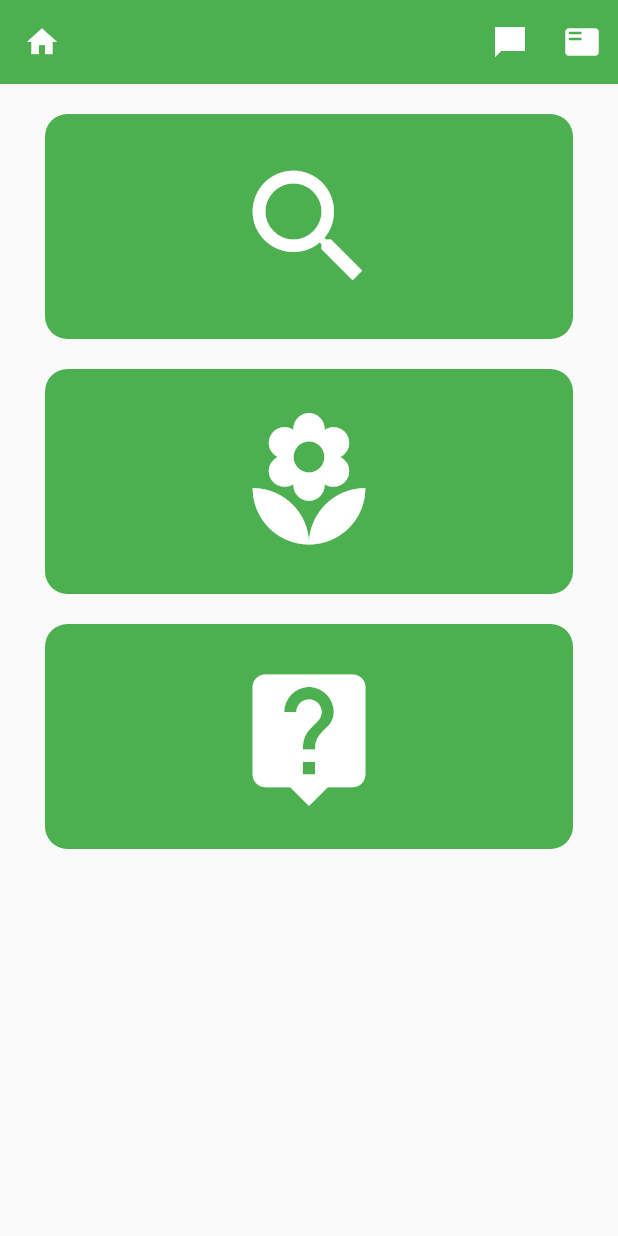
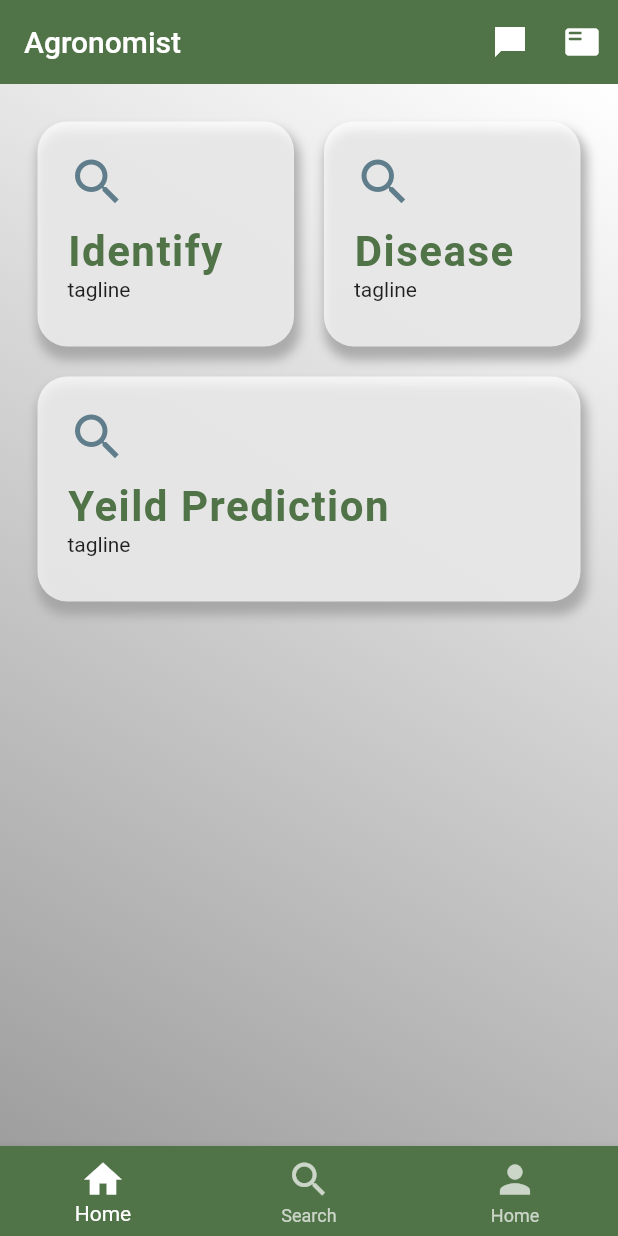
Before and after one commit to Ahsan161815/agronomist, a Flutter app: the screen it shows after launch, after a tap on "Skip", on a phone screen of 412 x 824 dp. Run offline on Flutter 3.47's test engine with Material 2 defaults, Android fonts, the phone set to English and light mode, and no system bars; our stand-ins replace hexcolor, image_cropper, image_picker, introduction_screen; missing offline and left inert: translator.

Commit message:
some UI changes

```diff
--- /dev/null
+++ b/lib/components/AppText.dart
@@ -0,0 +1,32 @@
+import 'package:flutter/cupertino.dart';
+import 'package:flutter/material.dart';
+import 'package:hexcolor/hexcolor.dart';
+
+final HexColor color = HexColor('#517348');
+
+class AppText extends StatelessWidget {
+
+  final text;
+  final fontSize = 28.0;
+  final lspacing = 1.0;
+
+  const AppText({
+    Key? key,
+    required this.text,
+  }) : super(key: key);
+
+
+  @override
+  Widget build(BuildContext context) {
+    return Text(
+      text,
+      style: TextStyle(
+        fontSize: fontSize,
+        fontFamily: 'robotobold',
+        fontWeight: FontWeight.normal,
+        color: color,
+        letterSpacing: lspacing,
+      ),
+    );
+  }
+}
--- a/lib/main.dart
+++ b/lib/main.dart
@@ -9,17 +9,25 @@ import 'package:flutter/material.dart';
 import 'package:flutter/services.dart';
 import 'pages/response/Response.dart';
 import 'pages/responseloading/LoadingScreen.dart';
+import 'package:hexcolor/hexcolor.dart';
+
+final HexColor pcolor = HexColor('#517348');
 
 void main() {
-  SystemChrome.setSystemUIOverlayStyle(const SystemUiOverlayStyle(
-    systemNavigationBarColor: Colors.green, // navigation bar color
-    statusBarColor: Colors.green, // status bar color
+  SystemChrome.setSystemUIOverlayStyle(SystemUiOverlayStyle(
+    systemNavigationBarColor: pcolor, // navigation bar color
+    statusBarColor: pcolor, // status bar color
+    statusBarIconBrightness: Brightness.light,
+
   ));
   runApp(MaterialApp(
     debugShowCheckedModeBanner: false,
     title: 'Agronomist',
     theme: ThemeData(
-      primarySwatch: Colors.green,
+      colorScheme: ColorScheme.fromSwatch().copyWith(
+        primary: pcolor,
+      ),
+
     ),
     routes: {
       '/':(context) => const Introduction(),
--- a/lib/pages/home/Home.dart
+++ b/lib/pages/home/Home.dart
@@ -1,20 +1,41 @@
+import 'package:agronomist/main.dart';
 import 'package:flutter/material.dart';
+import 'package:flutter/rendering.dart';
+import 'package:hexcolor/hexcolor.dart';
 import 'components/AppContainer.dart';
+import 'package:agronomist/components/AppText.dart';
 
 
-class Home extends StatelessWidget {
+class Home extends StatefulWidget {
 
+  const Home({Key? key}) : super(key: key);
+
+  @override
+  State<Home> createState() => _HomeState();
+}
+
+class _HomeState extends State<Home> {
   void function1 (){
     print('My function');
   }
 
-  const Home({Key? key}) : super(key: key);
+  int _selectedIndex = 0;
+
+  void _onItemTapped(int index) {
+    setState(() {
+      _selectedIndex = index;
+    });
+  }
+
   @override
   Widget build(BuildContext context) {
     return Scaffold(
       appBar: AppBar(
-        leading: const Icon(
-            Icons.home
+        // leading: const Icon(
+        //     Icons.home,
+        // ),
+        elevation: 0,
+        title: Text('Agronomist',
         ),
         actions: [
           IconButton(
@@ -34,41 +55,94 @@ class Home extends StatelessWidget {
         ],
         shadowColor: Colors.transparent,
       ),
-      body: Column(
-        crossAxisAlignment: CrossAxisAlignment.stretch,
+      body: Container(
+        decoration: const BoxDecoration(
+            gradient: LinearGradient(
+              begin: Alignment.topRight,
+              end: Alignment.bottomLeft,
+              colors: [
+                Colors.white,
+                Colors.grey,
+              ],
+            )
+        ),
+        child: Padding(
+          padding: EdgeInsets.all(15.0),
+          child: Column(
+            // crossAxisAlignment: CrossAxisAlignment.center,
             children: [
-          AppContainer(
-            child: const Icon(
-              Icons.search,
-              color: Colors.white,
-              size: 100,
-            ),
+              Row(
+                mainAxisAlignment: MainAxisAlignment.spaceEvenly,
+                children: [
+                  Expanded(
+                    flex: 1,
+                    child: AppContainer(
+                      title: 'Identify',
+                      tag: 'tagline',
+                      icon: Icons.search,
                       function: () => {
                         Navigator.pushNamed(context, '/recognition')
                       },
                     ),
-          AppContainer(
-            child: const Icon(
-              Icons.local_florist,
-              color: Colors.white,
-              size: 100,
                   ),
+                  Expanded(
+                    flex: 1,
+                    child: AppContainer(
+                      title: 'Disease',
+                      tag: 'tagline',
+                      icon: Icons.search,
                       function: () => {
                         Navigator.pushNamed(context, '/disease')
                       },
                     ),
-          AppContainer(
-            child: const Icon(
-              Icons.live_help,
-              color: Colors.white,
-              size: 100,
                   ),
+                ],
+              ),
+              Row(
+                children: [
+                  Expanded(
+                    child: AppContainer(
+                      title: 'Yeild Prediction',
+                      tag: 'tagline',
+                      icon: Icons.search,
                       function: () => {
                         Navigator.pushNamed(context, '/growth')
                       },
                     ),
+                  ),
                 ],
-      )
+              ),
+            ],
+          ),
+        ),
+      ),
+      bottomNavigationBar: BottomNavigationBar(
+        items: const [
+          BottomNavigationBarItem(
+              icon: Icon(Icons.home),
+              label: 'Home',
+              backgroundColor: Colors.green,
+          ),
+          BottomNavigationBarItem(
+              icon: Icon(Icons.search),
+              label: 'Search',
+              backgroundColor: Colors.yellow
+          ),
+          BottomNavigationBarItem(
+            icon: Icon(Icons.person),
+            label: 'Home',
+            backgroundColor: Colors.blue,
+          ),
+        ],
+        type: BottomNavigationBarType.fixed,
+        currentIndex: _selectedIndex,
+        selectedItemColor: Colors.white,
+        iconSize: 30,
+        unselectedItemColor: Colors.white70,
+        onTap: _onItemTapped,
+        elevation: 5,
+        backgroundColor: pcolor,
+      ),
     );
   }
 }
--- a/lib/pages/home/components/AppContainer.dart
+++ b/lib/pages/home/components/AppContainer.dart
@@ -1,10 +1,20 @@
+import 'package:agronomist/components/AppText.dart';
 import 'package:flutter/material.dart';
+import 'package:hexcolor/hexcolor.dart';
 
 class AppContainer extends StatelessWidget {
 
-  final Widget child;
+  final String title;
+  final IconData icon;
   final Function function;
-  AppContainer({  required this.child,  required this.function});
+  final String tag;
+
+  AppContainer({
+    required this.title,
+    required this.tag,
+    required this.icon,
+    required this.function}
+    );
 
   // const AppContainer({Key? key}) : super(key: key);
 
@@ -14,13 +24,40 @@ class AppContainer extends StatelessWidget {
       onTap: () => function(),
       child: Container(
         decoration: BoxDecoration(
-          borderRadius: BorderRadius.circular(15.0),
-            color: Colors.green
+          boxShadow: [BoxShadow(
+            color: Colors.grey.withOpacity(0.8),
+            spreadRadius: 2,
+            blurRadius: 5,
+            offset: Offset(2, 7), // changes position of
+          ),],
+          borderRadius: BorderRadius.circular(20.0),
+
+            color: Colors.white70,
         ),
-        margin: const EdgeInsets.fromLTRB(30, 20, 30, 0),
+        margin: const EdgeInsets.fromLTRB(10, 10, 10, 10),
         //color: Colors.green,
         height: 150,
-        child: child,
+        child: Stack(
+          children: [
+            Positioned(
+              top: 20,
+              left: 20,
+              child: Icon(
+                icon,
+                color: Colors.blueGrey,
+                size: 40,
+              ),
+            ),
+            Positioned(child: AppText(
+              text: title,
+            ), left: 20, top:70,
+            ),
+            Positioned(child: Text(
+              tag,
+            ), left: 20, bottom:30,
+            ),
+          ],
+        ),
       ),
     );
   }
--- a/lib/pages/pickimage/ImagePickerWidget.dart
+++ b/lib/pages/pickimage/ImagePickerWidget.dart
@@ -3,7 +3,6 @@ import 'package:flutter/material.dart';
 import 'package:image_picker/image_picker.dart';
 import 'package:agronomist/models/imageHandler.dart';
 import 'package:agronomist/pages/pickimage/components/image_select_container.dart';
-
 
 
 class ImagePickerWidget extends StatefulWidget {
@@ -27,20 +26,19 @@ class _ImagePickerWidgetState extends State<ImagePickerWidget> {
     return Column(
       mainAxisAlignment: MainAxisAlignment.center,
       children: [
-        const Center(
+         const Center(
           child: Padding(
             padding: EdgeInsets.all(10.0),
             child: Text(
-              'Select or Capture an Image of a plant',
-              style: TextStyle(
-                  fontSize: 22,
-                  fontWeight: FontWeight.w300
-                // fontFamily: "Verdana",
-              ),
-
+            "Select OR Capture an Image",
+            textAlign: TextAlign.center,
+            style: TextStyle(
+            fontSize: 20,
+            fontWeight: FontWeight.normal,
+            color: Colors.black,
             ),
           ),
-        ),
+        ),),
         Expanded(
           child: Center(
             child: imghandler.f_image != null ?
```
Also changed, not shown: pubspec.yaml (+12 -0 lines), pubspec.lock. Lines whose indentation alone changed are shown as unchanged.
